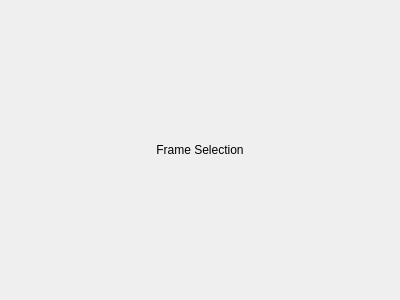
University-of-Utah-CS3505/a5-sprite-editor-f25-leomartinez47, file ui/frameselectionpane.ui: the form before one commit.
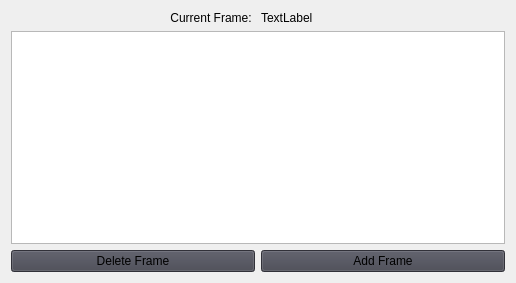
The form after the commit. Icons and pictures are not drawn.

Commit message: added beginnings of frame selection

The edit to the form file:
```diff
--- a/ui/frameselectionpane.ui
+++ b/ui/frameselectionpane.ui
@@ -6,8 +6,8 @@
    <rect>
     <x>0</x>
     <y>0</y>
-    <width>400</width>
-    <height>300</height>
+    <width>516</width>
+    <height>283</height>
    </rect>
   </property>
   <property name="windowTitle">
@@ -15,15 +15,63 @@
   </property>
   <layout class="QVBoxLayout" name="verticalLayout">
    <item>
-    <widget class="QLabel" name="label">
-     <property name="text">
-      <string>Frame Selection</string>
-     </property>
-     <property name="alignment">
-      <set>Qt::AlignmentFlag::AlignCenter</set>
+    <layout class="QHBoxLayout" name="horizontalLayout">
+     <item>
+      <widget class="QLabel" name="label">
+       <property name="text">
+        <string>Current Frame: </string>
+       </property>
+       <property name="alignment">
+        <set>Qt::AlignmentFlag::AlignRight|Qt::AlignmentFlag::AlignTrailing|Qt::AlignmentFlag::AlignVCenter</set>
+       </property>
+      </widget>
+     </item>
+     <item>
+      <widget class="QLabel" name="label_2">
+       <property name="text">
+        <string>TextLabel</string>
+       </property>
+      </widget>
+     </item>
+    </layout>
+   </item>
+   <item>
+    <widget class="QListWidget" name="listWidget">
+     <property name="flow">
+      <enum>QListView::Flow::LeftToRight</enum>
      </property>
     </widget>
    </item>
+   <item>
+    <layout class="QGridLayout" name="gridLayout_2">
+     <item row="0" column="0">
+      <widget class="QPushButton" name="AddFrame">
+       <property name="styleSheet">
+        <string notr="true">background-color: rgb(68, 69, 80)</string>
+       </property>
+       <property name="text">
+        <string>Delete Frame</string>
+       </property>
+       <property name="icon">
+        <iconset theme="QIcon::ThemeIcon::EditDelete"/>
+       </property>
+      </widget>
+     </item>
+     <item row="0" column="1">
+      <widget class="QPushButton" name="DeleteFrame">
+       <property name="styleSheet">
+        <string notr="true">background-color: rgb(68, 69, 80)</string>
+       </property>
+       <property name="text">
+        <string>Add Frame</string>
+       </property>
+       <property name="icon">
+        <iconset theme="QIcon::ThemeIcon::ListAdd"/>
+       </property>
+      </widget>
+     </item>
+    </layout>
+   </item>
   </layout>
  </widget>
  <resources/>
```
The commit also changes 7 other files.
